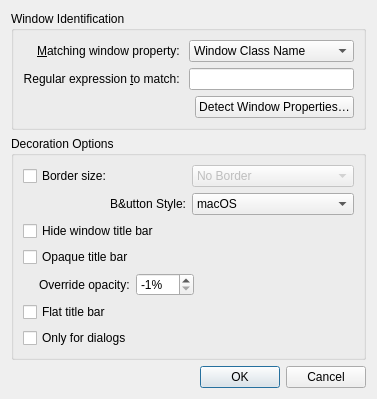
Above: config/ui/breezeexceptiondialog.ui from vickoc911/BreezeChameleon before the change. Below: the same form after it.
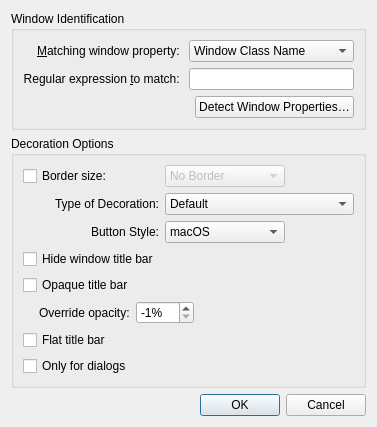
That is the form after the change.

Commit message: metallic style decoration

The edit to the form file:
```diff
--- a/config/ui/breezeexceptiondialog.ui
+++ b/config/ui/breezeexceptiondialog.ui
@@ -142,10 +142,39 @@
         </item>
        </widget>
       </item>
-      <item row="1" column="0">
+      <item row="1" column="0" colspan="1">
+       <widget class="QLabel" name="label_41">
+        <property name="text">
+         <string>Type of Decoration:</string>
+        </property>
+        <property name="alignment">
+         <set>Qt::AlignRight|Qt::AlignTrailing|Qt::AlignVCenter</set>
+        </property>
+       </widget>
+      </item>
+      <item row="1" column="1" colspan="2">
+       <widget class="QComboBox" name="typeDecorationWindowOverride">
+        <item>
+         <property name="text">
+          <string>Default</string>
+         </property>
+        </item>
+        <item>
+         <property name="text">
+          <string>Gradient</string>
+         </property>
+        </item>
+        <item>
+         <property name="text">
+          <string>Metal</string>
+         </property>
+        </item>
+       </widget>
+      </item>
+      <item row="2" column="0">
        <widget class="QLabel" name="label_4">
         <property name="text">
-         <string>B&amp;utton Style:</string>
+         <string>Button Style:</string>
         </property>
         <property name="alignment">
          <set>Qt::AlignRight|Qt::AlignTrailing|Qt::AlignVCenter</set>
@@ -155,7 +184,7 @@
         </property>
        </widget>
       </item>
-      <item row="1" column="1">
+      <item row="2" column="1">
        <widget class="QComboBox" name="buttonStyleOverride">
         <item>
          <property name="text">
@@ -184,14 +213,14 @@
         </item>
        </widget>
       </item>
-      <item row="6" column="0">
+      <item row="7" column="0">
        <widget class="QCheckBox" name="isDialog">
         <property name="text">
          <string>Only for dialogs</string>
         </property>
        </widget>
       </item>
-      <item row="7" column="0" colspan="2">
+      <item row="8" column="0" colspan="2">
        <spacer name="verticalSpacer">
         <property name="orientation">
          <enum>Qt::Vertical</enum>
@@ -204,28 +233,28 @@
         </property>
        </spacer>
       </item>
-      <item row="2" column="0">
+      <item row="3" column="0">
        <widget class="QCheckBox" name="hideTitleBar">
         <property name="text">
          <string>Hide window title bar</string>
         </property>
        </widget>
       </item>
-      <item row="3" column="0">
+      <item row="4" column="0">
        <widget class="QCheckBox" name="opaqueTitleBar">
         <property name="text">
          <string>Opaque title bar</string>
         </property>
        </widget>
       </item>
-      <item row="5" column="0">
+      <item row="6" column="0">
        <widget class="QCheckBox" name="flatTitleBar">
         <property name="text">
          <string>Flat title bar</string>
         </property>
        </widget>
       </item>
-      <item row="4" column="0" colspan="2">
+      <item row="5" column="0" colspan="2">
        <layout class="QHBoxLayout" name="horizontalLayout">
         <item>
          <spacer name="horizontalSpacer_2">
```
The commit also changes 1 other file.
